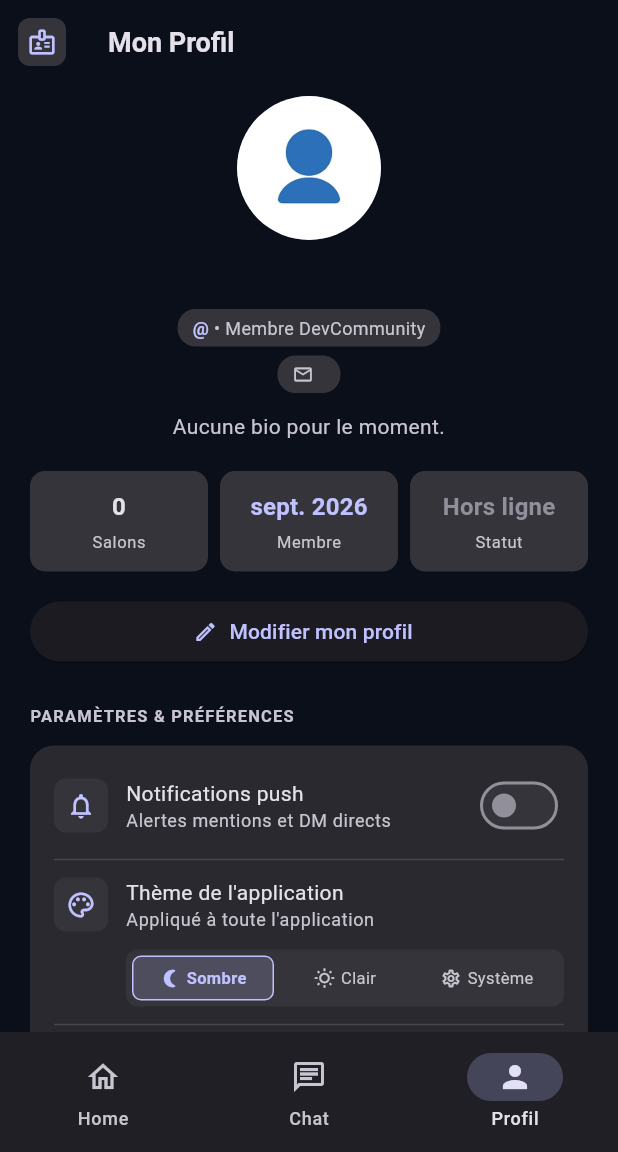
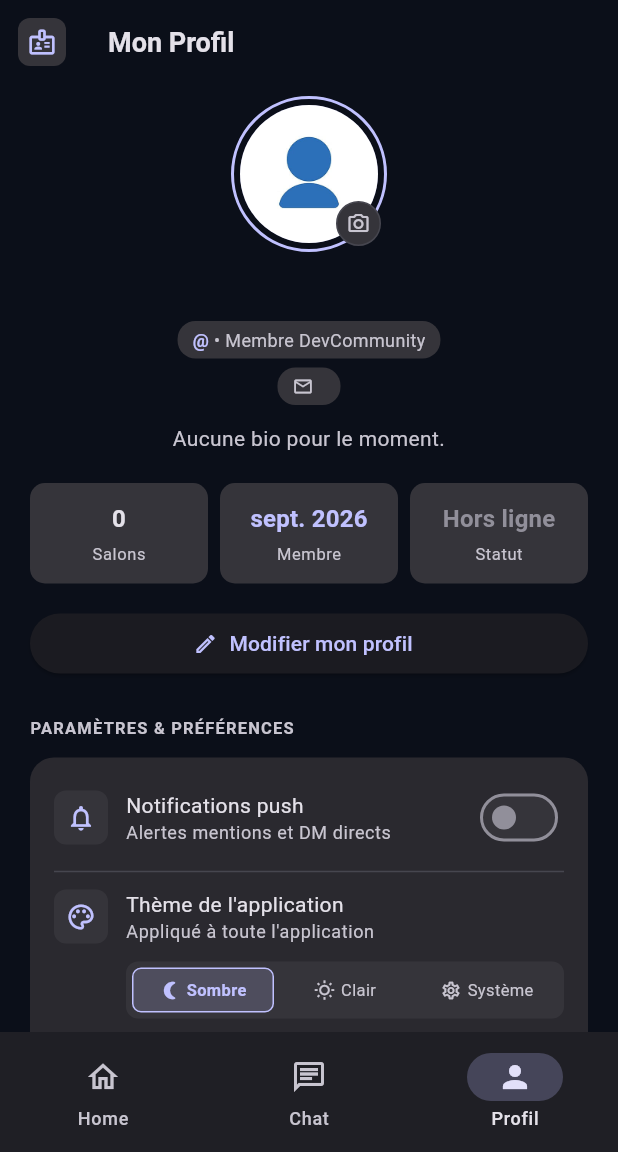
Before and after one commit to ParkerDieuveil/devcommunity_chat, a Flutter app: the screen it shows once a user with an empty profile is signed in, item 3 of the bottom bar chosen, on a phone screen of 412 x 824 dp, the part 84-1236 px from its top. Run offline on Flutter 3.47's test engine with Material 3 defaults, Android fonts, the phone set to English and light mode, and no system bars; our stand-ins replace cloud_firestore, firebase_auth, firebase_core, firebase_storage, flutter_riverpod, go_router and 2 more; accounts and stored records are empty.

Commit message:
feat(profile): brancher l'UI avatar galerie/caméra

```diff
--- a/lib/features/profile/presentation/pages/profile_page.dart
+++ b/lib/features/profile/presentation/pages/profile_page.dart
@@ -7,6 +7,7 @@ import '../../../auth/domain/entities/app_user.dart';
 import '../../../auth/presentation/providers/auth_controller.dart';
 import '../../../auth/presentation/providers/auth_provider.dart';
 import '../../domain/entities/profile.dart';
+import '../../domain/services/avatar_image_source.dart';
 import '../providers/profile_provider.dart';
 import '../widgets/profile_icon_container.dart';
 import '../widgets/profile_liste_tile.dart';
@@ -123,9 +124,10 @@ class _ProfileBody extends ConsumerWidget {
             Center(
               child: Column(
                 children: [
-                  CircleAvatar(
-                    radius: 48,
-                    backgroundImage: imageProvider,
+                  _ProfileAvatar(
+                    imageProvider: imageProvider,
+                    isUploading: ref.watch(profileAvatarControllerProvider).isLoading,
+                    onTap: () => _onChangeAvatar(context, ref),
                   ),
                   const SizedBox(height: 12),
                   Row(
@@ -479,6 +481,65 @@ class _ProfileBody extends ConsumerWidget {
     }
   }
 
+  Future<void> _onChangeAvatar(BuildContext context, WidgetRef ref) async {
+    final source = await showModalBottomSheet<AvatarPickSource>(
+      context: context,
+      showDragHandle: true,
+      builder: (sheetContext) {
+        return SafeArea(
+          child: Column(
+            mainAxisSize: MainAxisSize.min,
+            children: [
+              ListTile(
+                leading: const Icon(Icons.photo_library_outlined),
+                title: const Text('Choisir depuis la galerie'),
+                onTap: () => Navigator.pop(
+                  sheetContext,
+                  AvatarPickSource.gallery,
+                ),
+              ),
+              ListTile(
+                leading: const Icon(Icons.photo_camera_outlined),
+                title: const Text('Prendre une photo'),
+                onTap: () => Navigator.pop(
+                  sheetContext,
+                  AvatarPickSource.camera,
+                ),
+              ),
+              ListTile(
+                leading: const Icon(Icons.close),
+                title: const Text('Annuler'),
+                onTap: () => Navigator.pop(sheetContext),
+              ),
+            ],
+          ),
+        );
+      },
+    );
+
+    if (source == null || !context.mounted) return;
+
+    final changed = await ref
+        .read(profileAvatarControllerProvider.notifier)
+        .changeAvatar(source);
+
+    if (!context.mounted) return;
+
+    final state = ref.read(profileAvatarControllerProvider);
+    if (state.hasError) {
+      ScaffoldMessenger.of(context).showSnackBar(
+        SnackBar(content: Text('${state.error}')),
+      );
+      return;
+    }
+
+    if (changed) {
+      ScaffoldMessenger.of(context).showSnackBar(
+        const SnackBar(content: Text('Photo de profil mise à jour.')),
+      );
+    }
+  }
+
   Future<void> _showEditProfileDialog(
     BuildContext context, {
     required AppUser user,
@@ -507,6 +568,81 @@ class _Chip extends StatelessWidget {
         borderRadius: BorderRadius.circular(12),
       ),
       child: child,
+    );
+  }
+}
+
+class _ProfileAvatar extends StatelessWidget {
+  final ImageProvider<Object> imageProvider;
+  final bool isUploading;
+  final VoidCallback onTap;
+
+  const _ProfileAvatar({
+    required this.imageProvider,
+    required this.isUploading,
+    required this.onTap,
+  });
+
+  @override
+  Widget build(BuildContext context) {
+    final colors = Theme.of(context).colorScheme;
+
+    return GestureDetector(
+      onTap: isUploading ? null : onTap,
+      child: Stack(
+        alignment: Alignment.center,
+        children: [
+          Container(
+            width: 104,
+            height: 104,
+            decoration: BoxDecoration(
+              shape: BoxShape.circle,
+              border: Border.all(color: colors.primary, width: 2),
+            ),
+            child: Padding(
+              padding: const EdgeInsets.all(4),
+              child: CircleAvatar(
+                radius: 48,
+                backgroundImage: imageProvider,
+              ),
+            ),
+          ),
+          if (isUploading)
+            Container(
+              width: 104,
+              height: 104,
+              decoration: BoxDecoration(
+                shape: BoxShape.circle,
+                color: colors.scrim.withValues(alpha: 0.45),
+              ),
+              child: const Center(
+                child: SizedBox(
+                  width: 28,
+                  height: 28,
+                  child: CircularProgressIndicator(strokeWidth: 2.5),
+                ),
+              ),
+            )
+          else
+            Positioned(
+              right: 4,
+              bottom: 4,
+              child: Container(
+                padding: const EdgeInsets.all(6),
+                decoration: BoxDecoration(
+                  color: colors.surfaceContainerHighest,
+                  shape: BoxShape.circle,
+                  border: Border.all(color: colors.outlineVariant),
+                ),
+                child: Icon(
+                  Icons.camera_alt_outlined,
+                  size: 16,
+                  color: colors.onSurfaceVariant,
+                ),
+              ),
+            ),
+        ],
+      ),
     );
   }
 }
```
Also changed, not shown: lib/features/profile/presentation/providers/profile_provider.dart (+89 -3 lines), 1 other file.
